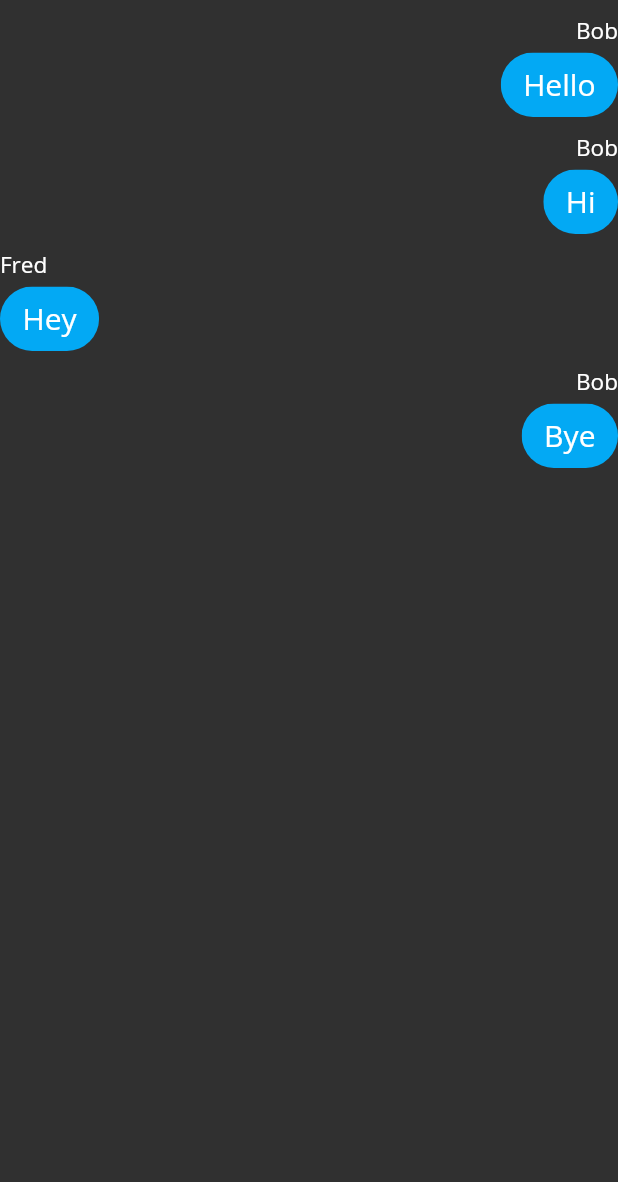
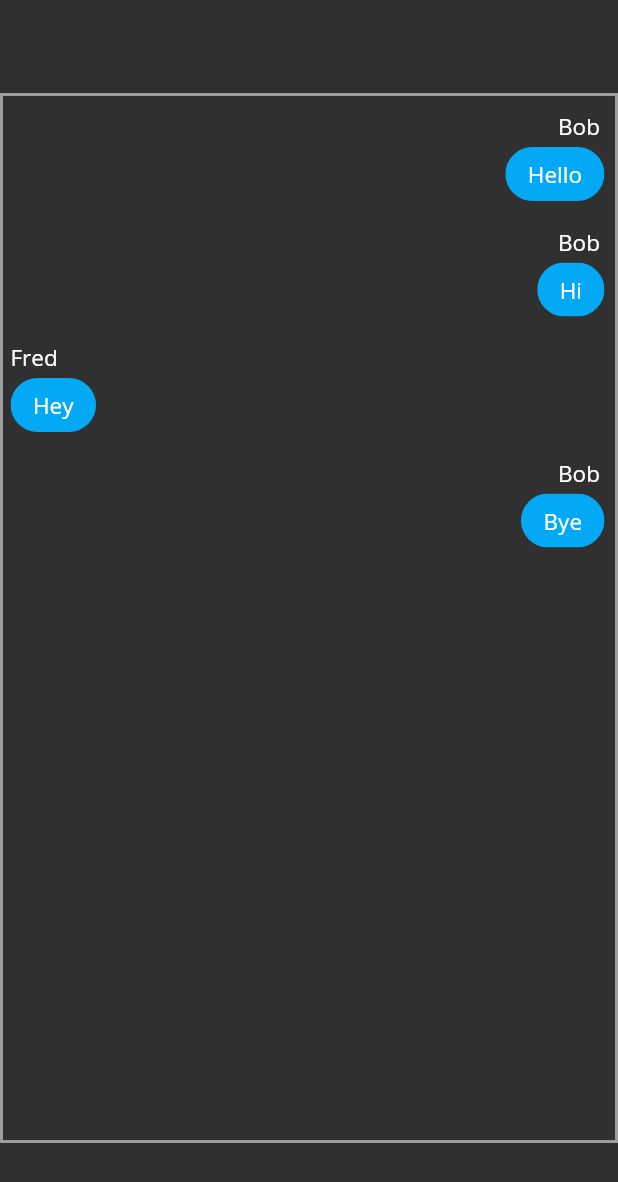
Before and after one commit to olindenbaum/chat_app, a Flutter app: the ChatBox screen opened directly, on a phone screen of 412 x 824 dp. Shown: the top 1182 px of the screen. Run offline on Flutter 3.47's test engine with Material 2 defaults, Android fonts, the light colour scheme and no system bars; accounts and stored records are empty.

Commit message:
Improve chat features

```diff
--- a/lib/Chat/chat_box.dart
+++ b/lib/Chat/chat_box.dart
@@ -2,7 +2,7 @@ import 'package:flutter/material.dart';
 import 'package:chat_app/Chat/chat_client.dart';
 
 class ChatBox extends StatefulWidget {
-  ChatBox({Key key}) : super(key: key);
+  ChatBox({Key key, ChatClient chatClient}) : super(key: key);
 
   @override
   _ChatBoxState createState() => _ChatBoxState();
@@ -10,18 +10,17 @@ class ChatBox extends StatefulWidget {
 
 class _ChatBoxState extends State<ChatBox> {
   ChatClient socketClient;
-  User currentUser;
   List<ChatMessage> messages;
+  User clientUser; // For now stores which user is the client (host) user but this may need changing
 
   @override
   void initState() {
     super.initState();
 
     // For testing purposes, two users are generated
-    User bob = new User(1, "Bob");
-    currentUser = bob;
-    User fred = new User(2, "Fred");
-
+    User bob = new User("1", "Bob");
+    User fred = new User("2", "Fred");
+    clientUser = bob;
     // Create chat client here - for now create some basic messages;
     messages = [ChatMessage(bob, "Hello"), ChatMessage(bob, "Hi"), ChatMessage(fred, "Hey"), ChatMessage(bob, "Bye")];
   }
@@ -29,12 +28,21 @@ class _ChatBoxState extends State<ChatBox> {
   @override
   Widget build(BuildContext context) {
     return Scaffold(
-      body: Center(
+      body: Column(
+        mainAxisAlignment: MainAxisAlignment.center,
+        children: <Widget>[
+          Center(
+            child: Container(
+              decoration: BoxDecoration(border: Border.all(color: Theme.of(context).primaryColorLight, width: 2)),
+              constraints: BoxConstraints(maxWidth: 1000, maxHeight: 700),
               child: ListView.builder(
                 itemCount: messages.length,
                 itemBuilder: (context, index) => createChatMessageUI(index)
-        )
-      )
+              ),
+            ),
+          ),
+        ],
+      ),
     );
   }
 
@@ -42,7 +50,7 @@ class _ChatBoxState extends State<ChatBox> {
     ChatMessage message = messages[index];
 
     bool isClient = false;
-    if(message.getUser() == currentUser) {
+    if(message.getUser() == clientUser) {
       isClient = true;
     }
 
@@ -60,31 +68,36 @@ class ChatMessageUI extends StatelessWidget {
 
   @override
   Widget build(BuildContext context) {
-    return Column(
+    return Padding(
+      padding: EdgeInsets.all(5),
+      child: Column(
         crossAxisAlignment: isClient ? CrossAxisAlignment.end : CrossAxisAlignment.start,
         mainAxisSize: MainAxisSize.min,
         children: <Widget> [
           Padding(
-          padding: EdgeInsets.only(top: 10, bottom: 5),
+            padding: EdgeInsets.only(top: 5, bottom: 4, right: 5),
             child: Text(user.getUsername(),
               textAlign: TextAlign.center,
               style: TextStyle(fontSize: 15.0),
             ),
           ),
-        ClipRRect(
+          Container(
+            padding: EdgeInsets.only(right: 2, bottom: 2),
+            constraints: BoxConstraints(maxWidth: MediaQuery.of(context).size.width * 0.5),
+            child: ClipRRect(
               borderRadius: BorderRadius.circular(30),
               child: Container(
+                padding: EdgeInsets.only(left: 15, right: 15, top: 8, bottom: 8),
                 decoration: BoxDecoration(
                   shape: BoxShape.rectangle,
-              color: Theme.of(context).primaryColor,
+                  color: isClient ? Theme.of(context).primaryColor : Theme.of(context).primaryColor, // Need an alternate color for other user's messages
                 ),
-            child: Padding(
-              padding: EdgeInsets.only(left: 15, right: 15, top: 8, bottom: 8),
-              child: Text(this.message, style: TextStyle(fontSize: 20)),
-            )
+                child: Text(this.message, style: TextStyle(fontSize: 15)),
+              ),
             ),
           ),
         ],
+      ),
     );
   }
 }
--- a/pubspec.yaml
+++ b/pubspec.yaml
@@ -21,6 +21,7 @@ dependencies:
   provider:
   flutter:
     sdk: flutter
+  flutter_socket_io: ^0.6.0
 
 
   # The following adds the Cupertino Icons font to your application.
```
Also changed, not shown: lib/Chat/chat_client.dart (+103 -11 lines), lib/Pages/search_page.dart (+19 -3 lines), lib/Pages/title_page.dart (+3 -4 lines). Lines whose indentation alone changed are shown as unchanged.
